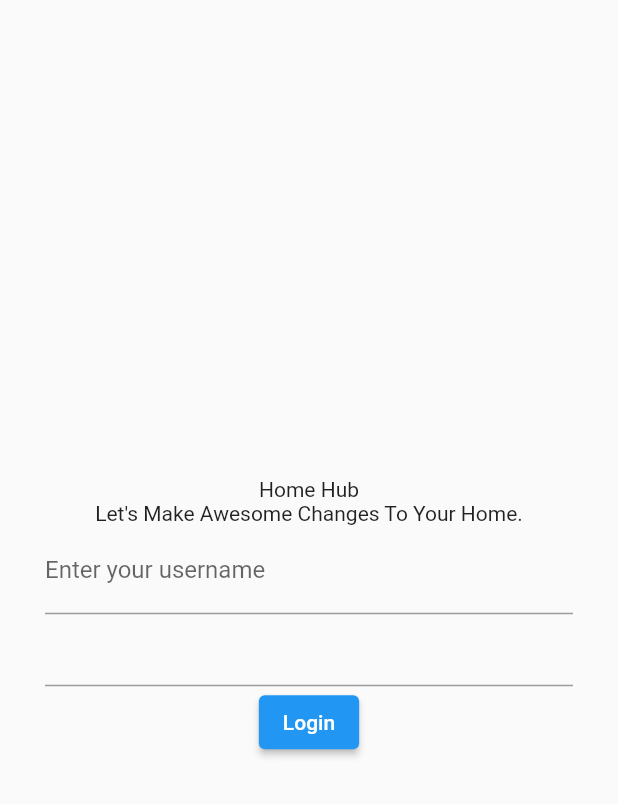
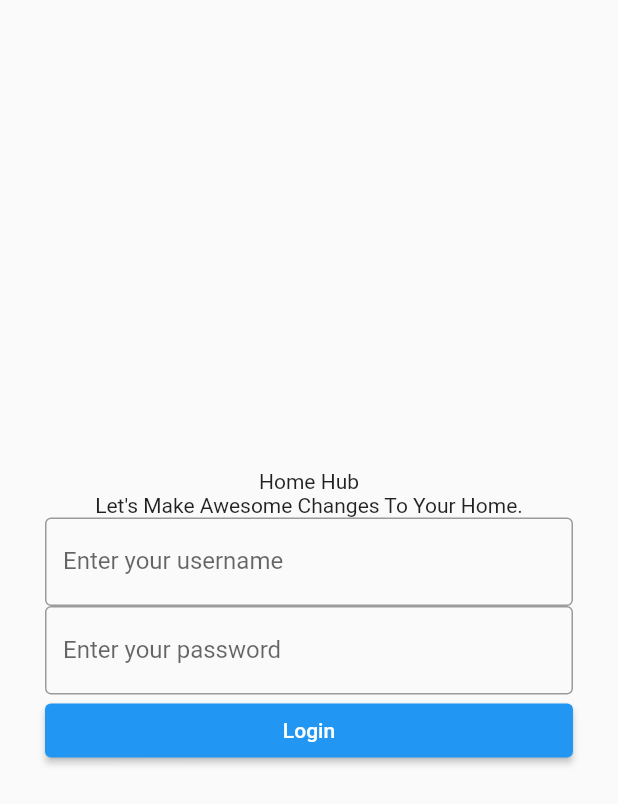
Before and after one commit to mrlim0802/flutter-cleaner-service, a Flutter app: the screen it shows after launch, after a tap on "Continues With Your Account", on a phone screen of 412 x 824 dp. Shown: the top 804 px of the screen. Run offline on Flutter 3.47's test engine with Material 2 defaults, Android fonts, the phone set to English and light mode, and no system bars.

```diff
--- /dev/null
+++ b/lib/model/Users.dart
@@ -0,0 +1,6 @@
+class Users{
+  String email;
+  String username;
+  String password;
+  Users({required this.email,required this.username, required this.password});
+}
--- a/lib/pages/login.dart
+++ b/lib/pages/login.dart
@@ -1,10 +1,18 @@
 import 'package:flutter/material.dart';
 import 'package:home_cleaning_service_app/pages/welcome.dart';
 
-class LoginPage extends StatelessWidget {
+class LoginPage extends StatefulWidget {
   const LoginPage({Key? key}) : super(key: key);
 
   @override
+  State<LoginPage> createState() => _LoginPageState();
+}
+
+class _LoginPageState extends State<LoginPage> {
+  final formKey = GlobalKey<FormState>();
+
+  @override
+
   Widget build(BuildContext context) {
     String title = capitalize("home hub");
     String description = capitalize("Let's make awesome changes to your home.");
@@ -20,21 +28,30 @@ class LoginPage extends StatelessWidget {
               Text(description),
               SizedBox(
                 child: Form(
+                  key: formKey,
                     child: SingleChildScrollView(
                   child: Column(
                     children: [
                       TextFormField(
                         decoration: const InputDecoration(
-                          border: UnderlineInputBorder(),
+                          border: OutlineInputBorder(),
                           labelText: 'Enter your username',
                         ),
                       ),
-                      TextFormField()
+                      TextFormField(
+                        decoration: const InputDecoration(
+                          border: OutlineInputBorder(),
+                          labelText: 'Enter your password',
+                        ),
+                      )
                     ],
                   ),
                 )),
               ),
-              ElevatedButton(onPressed: () {}, child: Text(btnLogin)),
+              SizedBox(
+                  width: double.infinity,
+                  child:
+                      ElevatedButton(onPressed: () {}, child: Text(btnLogin))),
             ],
           ),
         ),
```
Also changed, not shown: lib/pages/register.dart (+77 -2 lines).
